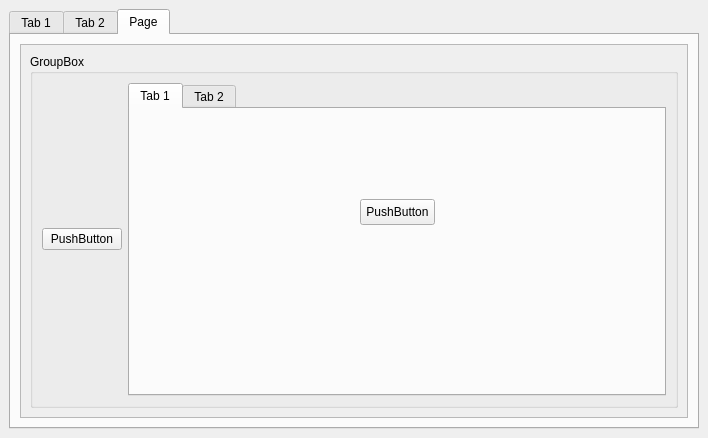
First picture: the form in xml/sample/draw/Add.ui, repository arskom/JsQt, before the edit.
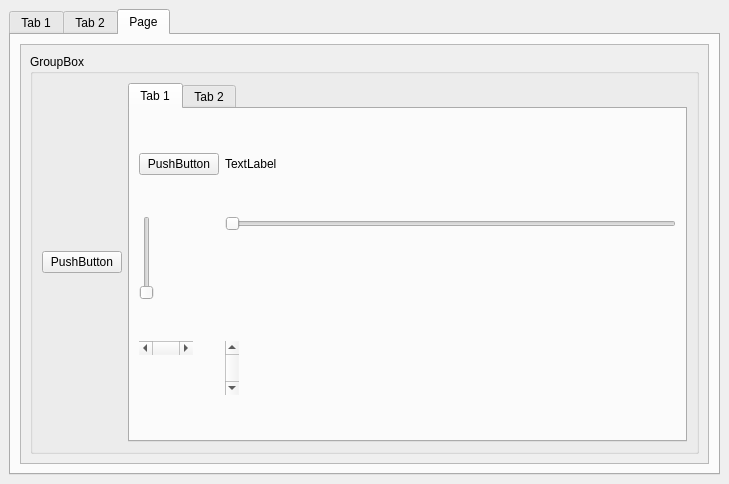
Second picture: the form after the edit.

Commit message: handling gracefully unhandled layouts

What changed in the file:
```diff
--- a/xml/sample/draw/Add.ui
+++ b/xml/sample/draw/Add.ui
@@ -5,8 +5,8 @@
    <rect>
     <x>0</x>
     <y>0</y>
-    <width>708</width>
-    <height>438</height>
+    <width>729</width>
+    <height>484</height>
    </rect>
   </property>
   <property name="windowTitle" >
@@ -446,8 +446,8 @@
             <rect>
              <x>0</x>
              <y>0</y>
-             <width>664</width>
-             <height>372</height>
+             <width>685</width>
+             <height>418</height>
             </rect>
            </property>
            <layout class="QVBoxLayout" name="verticalLayout_2" >
@@ -475,19 +475,54 @@
                     <attribute name="title" >
                      <string>Tab 1</string>
                     </attribute>
-                    <widget class="QPushButton" name="pushButton_3" >
-                     <property name="geometry" >
-                      <rect>
-                       <x>230</x>
-                       <y>90</y>
-                       <width>75</width>
-                       <height>26</height>
-                      </rect>
-                     </property>
-                     <property name="text" >
-                      <string>PushButton</string>
-                     </property>
-                    </widget>
+                    <layout class="QVBoxLayout" name="verticalLayout_4" >
+                     <item>
+                      <layout class="QFormLayout" name="formLayout" >
+                       <item row="0" column="0" >
+                        <widget class="QPushButton" name="pushButton_3" >
+                         <property name="text" >
+                          <string>PushButton</string>
+                         </property>
+                        </widget>
+                       </item>
+                       <item row="0" column="1" >
+                        <widget class="QLabel" name="label_2" >
+                         <property name="text" >
+                          <string>TextLabel</string>
+                         </property>
+                        </widget>
+                       </item>
+                       <item row="1" column="1" >
+                        <widget class="QSlider" name="horizontalSlider" >
+                         <property name="orientation" >
+                          <enum>Qt::Horizontal</enum>
+                         </property>
+                        </widget>
+                       </item>
+                       <item row="1" column="0" >
+                        <widget class="QSlider" name="verticalSlider" >
+                         <property name="orientation" >
+                          <enum>Qt::Vertical</enum>
+                         </property>
+                        </widget>
+                       </item>
+                       <item row="2" column="1" >
+                        <widget class="QScrollBar" name="verticalScrollBar" >
+                         <property name="orientation" >
+                          <enum>Qt::Vertical</enum>
+                         </property>
+                        </widget>
+                       </item>
+                       <item row="2" column="0" >
+                        <widget class="QScrollBar" name="horizontalScrollBar" >
+                         <property name="orientation" >
+                          <enum>Qt::Horizontal</enum>
+                         </property>
+                        </widget>
+                       </item>
+                      </layout>
+                     </item>
+                    </layout>
                    </widget>
                    <widget class="QWidget" name="tab_5" >
                     <attribute name="title" >
```
The commit also changes 3 other files.
